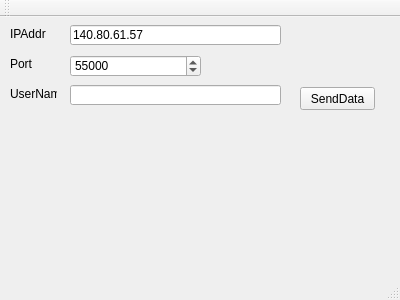
This is StamOrga/PC/mainwindow.ui in WaterMax83/StamOrga as Qt 5 draws it before an edit. The edited form follows.
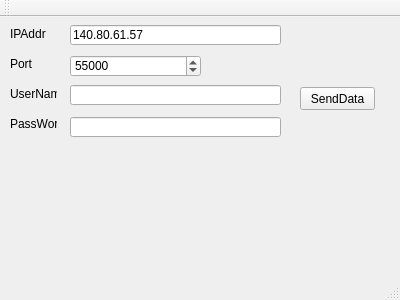
This is the edited form.

Diff of the .ui file:
```diff
--- a/StamOrga/PC/mainwindow.ui
+++ b/StamOrga/PC/mainwindow.ui
@@ -121,6 +121,32 @@
      </rect>
     </property>
    </widget>
+   <widget class="QLabel" name="label_4">
+    <property name="geometry">
+     <rect>
+      <x>10</x>
+      <y>100</y>
+      <width>47</width>
+      <height>13</height>
+     </rect>
+    </property>
+    <property name="text">
+     <string>PassWord</string>
+    </property>
+   </widget>
+   <widget class="QLineEdit" name="lEditSendUserName_2">
+    <property name="geometry">
+     <rect>
+      <x>70</x>
+      <y>100</y>
+      <width>211</width>
+      <height>20</height>
+     </rect>
+    </property>
+    <property name="text">
+     <string/>
+    </property>
+   </widget>
   </widget>
   <widget class="QMenuBar" name="menuBar">
    <property name="geometry">
```
